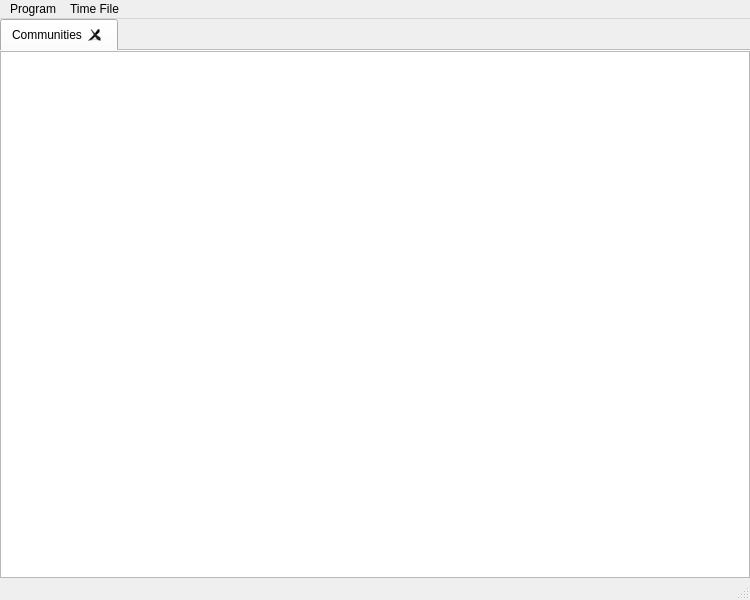
Above: src/mainwindow.ui from jeffmeese/ttrack before the change. Below: the same form after it.
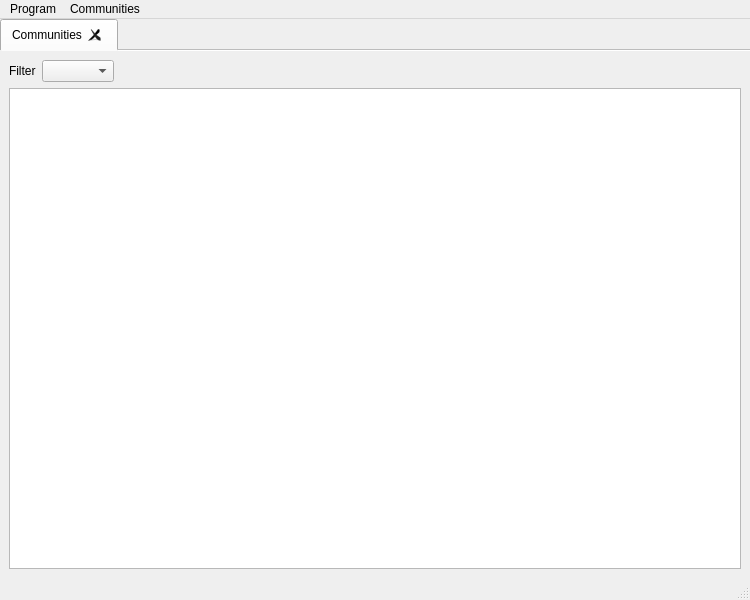
That is the form after the change. Custom widgets are drawn as their Qt base class.

```diff
--- a/src/mainwindow.ui
+++ b/src/mainwindow.ui
@@ -48,23 +48,35 @@
        <attribute name="title">
         <string>Communities</string>
        </attribute>
-       <layout class="QVBoxLayout" name="verticalLayout_2">
-        <property name="spacing">
-         <number>0</number>
-        </property>
-        <property name="leftMargin">
-         <number>0</number>
-        </property>
-        <property name="topMargin">
-         <number>0</number>
-        </property>
-        <property name="rightMargin">
-         <number>0</number>
-        </property>
-        <property name="bottomMargin">
-         <number>0</number>
-        </property>
-        <item>
+       <layout class="QGridLayout" name="gridLayout">
+        <item row="0" column="0">
+         <layout class="QHBoxLayout" name="horizontalLayout">
+          <item>
+           <widget class="QLabel" name="label">
+            <property name="text">
+             <string>Filter</string>
+            </property>
+           </widget>
+          </item>
+          <item>
+           <widget class="QComboBox" name="cFilter"/>
+          </item>
+          <item>
+           <spacer name="horizontalSpacer">
+            <property name="orientation">
+             <enum>Qt::Horizontal</enum>
+            </property>
+            <property name="sizeHint" stdset="0">
+             <size>
+              <width>40</width>
+              <height>20</height>
+             </size>
+            </property>
+           </spacer>
+          </item>
+         </layout>
+        </item>
+        <item row="1" column="0">
          <widget class="OverviewTabView" name="cCommunitiesView">
           <property name="editTriggers">
            <set>QAbstractItemView::NoEditTriggers</set>
@@ -107,7 +119,7 @@
    </widget>
    <widget class="QMenu" name="menuProject">
     <property name="title">
-     <string>Time File</string>
+     <string>Communities</string>
     </property>
     <addaction name="actionCommunity_List"/>
     <addaction name="actionAdd_Community"/>
```
Left out of the diff: 23 changed lines with no effect on the pictures.
